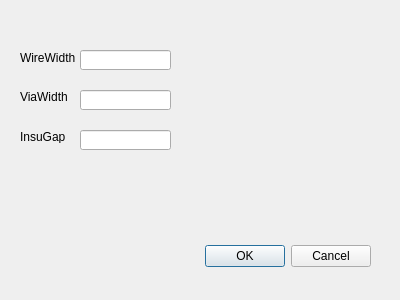
Before: the Qt Designer form ViaWireExtract/wireviaparamdialog.ui in chenyufjfz/ChipPintu, drawn with Qt 5.
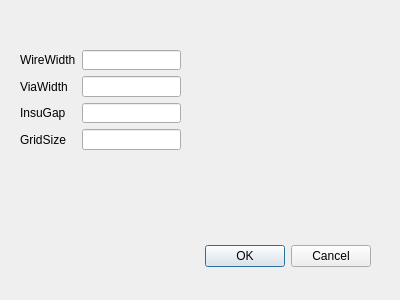
After: the same form once the commit is applied.

Commit message: Now it can extract wire and via

The edit to the form file:
```diff
--- a/ViaWireExtract/wireviaparamdialog.ui
+++ b/ViaWireExtract/wireviaparamdialog.ui
@@ -29,74 +29,57 @@
     <set>QDialogButtonBox::Cancel|QDialogButtonBox::Ok</set>
    </property>
   </widget>
-  <widget class="QLineEdit" name="wire_width">
+  <widget class="QWidget" name="">
    <property name="geometry">
     <rect>
-     <x>80</x>
+     <x>20</x>
      <y>50</y>
-     <width>91</width>
-     <height>20</height>
+     <width>161</width>
+     <height>100</height>
     </rect>
    </property>
-  </widget>
-  <widget class="QLineEdit" name="via_radius">
-   <property name="geometry">
-    <rect>
-     <x>80</x>
-     <y>90</y>
-     <width>91</width>
-     <height>20</height>
-    </rect>
-   </property>
-  </widget>
+   <layout class="QFormLayout" name="formLayout">
+    <item row="0" column="0">
   <widget class="QLabel" name="label">
-   <property name="geometry">
-    <rect>
-     <x>20</x>
-     <y>50</y>
-     <width>61</width>
-     <height>16</height>
-    </rect>
-   </property>
    <property name="text">
     <string>WireWidth</string>
    </property>
   </widget>
+    </item>
+    <item row="0" column="1">
+     <widget class="QLineEdit" name="wire_width"/>
+    </item>
+    <item row="1" column="0">
   <widget class="QLabel" name="label_2">
-   <property name="geometry">
-    <rect>
-     <x>20</x>
-     <y>90</y>
-     <width>47</width>
-     <height>13</height>
-    </rect>
-   </property>
    <property name="text">
     <string>ViaWidth</string>
    </property>
   </widget>
+    </item>
+    <item row="1" column="1">
+     <widget class="QLineEdit" name="via_radius"/>
+    </item>
+    <item row="2" column="0">
   <widget class="QLabel" name="label_3">
-   <property name="geometry">
-    <rect>
-     <x>20</x>
-     <y>130</y>
-     <width>47</width>
-     <height>13</height>
-    </rect>
-   </property>
    <property name="text">
     <string>InsuGap</string>
    </property>
   </widget>
-  <widget class="QLineEdit" name="insu_gap">
-   <property name="geometry">
-    <rect>
-     <x>80</x>
-     <y>130</y>
-     <width>91</width>
-     <height>20</height>
-    </rect>
-   </property>
+    </item>
+    <item row="2" column="1">
+     <widget class="QLineEdit" name="insu_gap"/>
+    </item>
+    <item row="3" column="0">
+     <widget class="QLabel" name="label_4">
+      <property name="text">
+       <string>GridSize</string>
+      </property>
+     </widget>
+    </item>
+    <item row="3" column="1">
+     <widget class="QLineEdit" name="grid_size"/>
+    </item>
+   </layout>
   </widget>
  </widget>
  <resources/>
```
Lines whose indentation alone changed are shown as unchanged. The commit also changes 7 other files.
